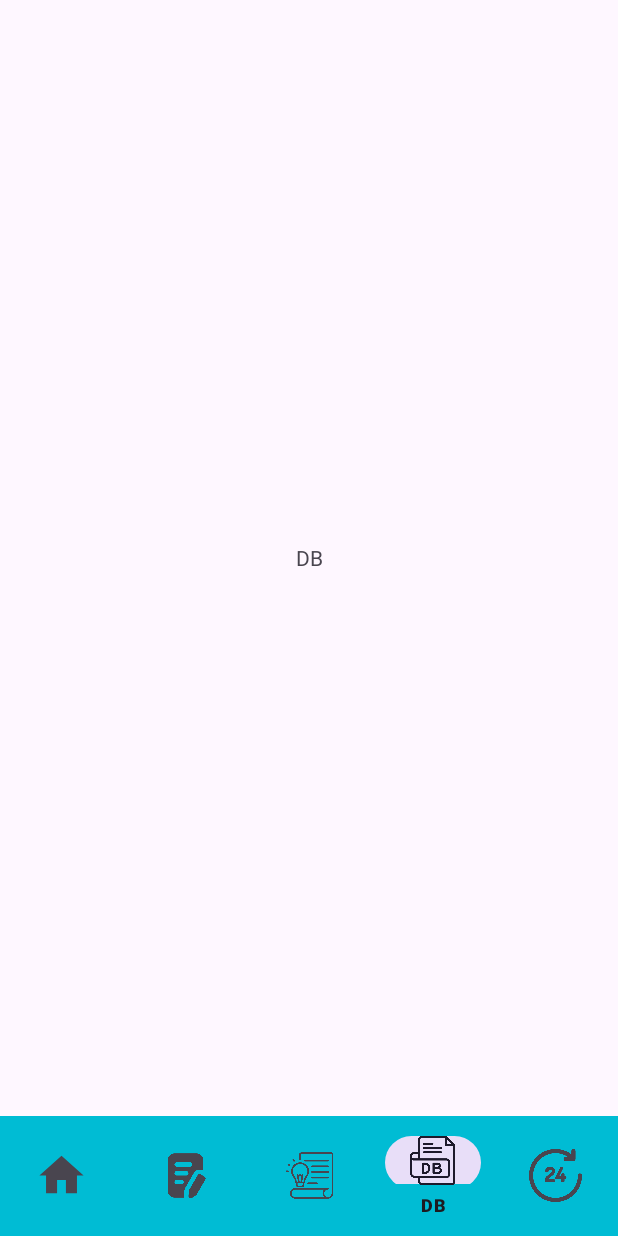
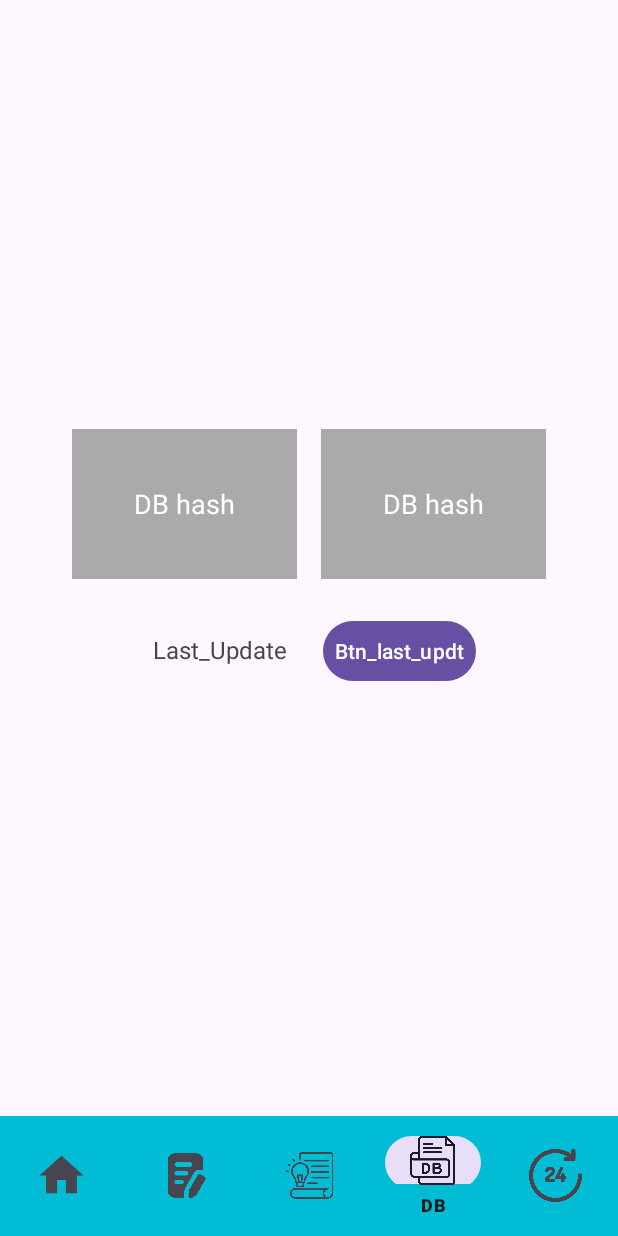
Before and after one commit to MikhailKapitov/android-cf-roulette, an Android app: the DbPageFragment screen opened through its navigation route, on a phone screen of 412 x 824 dp. Run offline under Robolectric (Android 15) with nearby library versions, the phone set to English and light mode, and no system bars; our stand-ins replace navigation-ui; pictures from the network do not load; 1 statement that could not run was skipped.

Commit message:
temp realization for daily task and db (xml)pages

```diff
--- a/CF_Roulette/app/src/main/res/layout/daily_tasks_page_fragment.xml
+++ b/CF_Roulette/app/src/main/res/layout/daily_tasks_page_fragment.xml
@@ -1,11 +1,27 @@
 <?xml version="1.0" encoding="utf-8"?>
-<FrameLayout
-    xmlns:android="http://schemas.android.com/apk/res/android"
+<RelativeLayout xmlns:android="http://schemas.android.com/apk/res/android"
     android:layout_width="match_parent"
     android:layout_height="match_parent">
+
+    <!-- Таймер в правом верхнем углу -->
     <TextView
+        android:id="@+id/timer_text"
+        android:layout_width="wrap_content"
+        android:layout_height="wrap_content"
+        android:text="00:00"
+        android:textSize="18sp"
+        android:padding="16dp"
+        android:layout_alignParentTop="true"
+        android:layout_alignParentEnd="true"
+        android:textColor="@android:color/black"
+        android:background="@android:color/darker_gray" />
+
+
+    <androidx.recyclerview.widget.RecyclerView
+        android:id="@+id/item_list"
         android:layout_width="match_parent"
         android:layout_height="match_parent"
-        android:gravity="center"
-        android:text="Dailik" />
-</FrameLayout>
+        android:layout_below="@id/timer_text"
+        android:paddingTop="8dp"
+        android:paddingBottom="8dp" />
+</RelativeLayout>
--- a/CF_Roulette/app/src/main/res/layout/db_page_fragment.xml
+++ b/CF_Roulette/app/src/main/res/layout/db_page_fragment.xml
@@ -1,11 +1,65 @@
 <?xml version="1.0" encoding="utf-8"?>
-<FrameLayout
+<LinearLayout
     xmlns:android="http://schemas.android.com/apk/res/android"
     android:layout_width="match_parent"
-    android:layout_height="match_parent">
-    <TextView
-        android:layout_width="match_parent"
-        android:layout_height="match_parent"
-        android:gravity="center"
-        android:text="DB" />
-</FrameLayout>
+    android:layout_height="match_parent"
+    android:orientation="vertical"
+    android:gravity="center"
+    android:padding="24dp">
+
+    <LinearLayout
+        android:layout_width="wrap_content"
+        android:layout_height="wrap_content"
+        android:orientation="horizontal"
+        android:layout_gravity="center">
+
+        <TextView
+            android:id="@+id/db_hash_1"
+            android:layout_width="150dp"
+            android:layout_height="100dp"
+            android:gravity="center"
+            android:text="DB hash"
+            android:textSize="18sp"
+            android:background="@android:color/darker_gray"
+            android:textColor="@android:color/white"
+            android:padding="8dp"
+            android:layout_marginEnd="16dp" />
+
+        <TextView
+            android:id="@+id/db_hash_2"
+            android:layout_width="150dp"
+            android:layout_height="100dp"
+            android:gravity="center"
+            android:text="DB hash"
+            android:textSize="18sp"
+            android:background="@android:color/darker_gray"
+            android:textColor="@android:color/white"
+            android:padding="8dp" />
+    </LinearLayout>
+
+    <!-- Кнопки под полями -->
+    <LinearLayout
+        android:layout_width="wrap_content"
+        android:layout_height="wrap_content"
+        android:orientation="horizontal"
+        android:layout_marginTop="24dp"
+        android:layout_gravity="center">
+
+        <TextView
+            android:layout_width="wrap_content"
+            android:layout_height="wrap_content"
+            android:text="Last_Update"
+            android:gravity="center"
+            android:textSize="16sp"
+            android:padding="8dp"
+            android:layout_marginEnd="16dp" />
+
+        <Button
+            android:id="@+id/btn_last_update"
+            android:layout_width="wrap_content"
+            android:layout_height="wrap_content"
+            android:text="Btn_last_updt"
+            android:padding="8dp" />
+    </LinearLayout>
+
+</LinearLayout>
```
